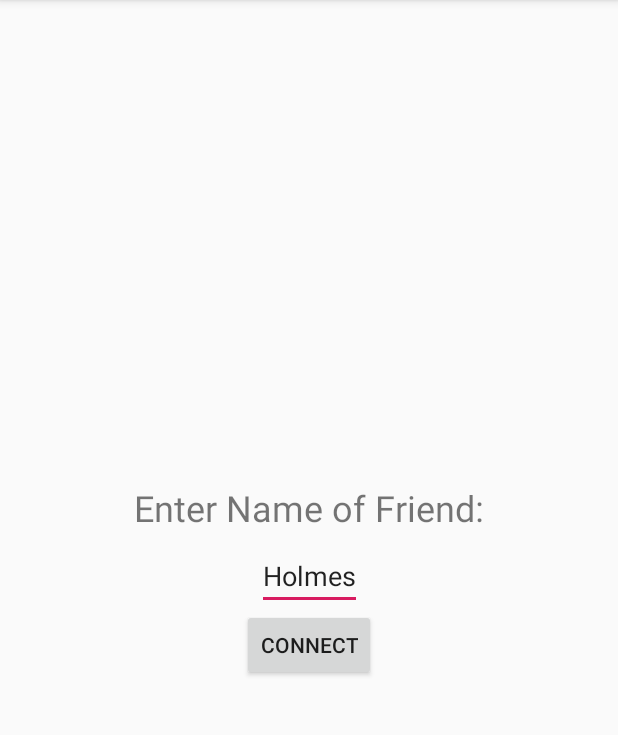
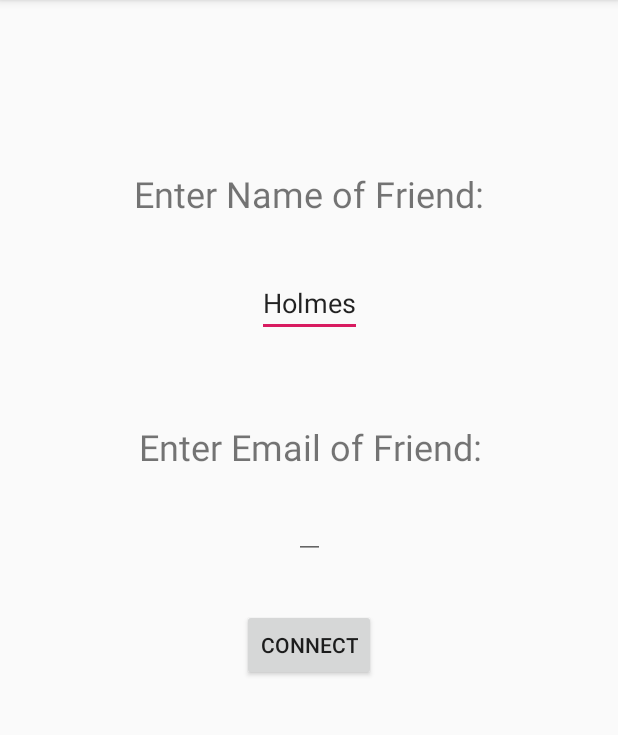
Before and after one commit to UCSD-CSE-110-Winter-2019/Team-33-PersonBest, an Android app: the BefriendActivity screen opened directly, with no data from a screen before it, on a phone screen of 412 x 824 dp, the part 84-819 px from its top. Run offline under Robolectric (Android 15) with nearby library versions, the phone set to English and light mode, and no system bars; our stand-ins replace Firebase (no records; nobody signed in at launch, a user with empty details on screens opened directly).

Commit message:
Add Friends #158

```diff
--- a/app/src/main/java/com/android/personbest/BefriendActivity.java
+++ b/app/src/main/java/com/android/personbest/BefriendActivity.java
@@ -1,5 +1,6 @@
 package com.android.personbest;
 
+import android.content.Intent;
 import android.support.v7.app.AppCompatActivity;
 import android.os.Bundle;
 import android.view.View;
@@ -10,7 +11,8 @@ import com.android.personbest.FriendshipManager.Relations;
 
 public class BefriendActivity extends AppCompatActivity {
     private Button connect;
-    private EditText input;
+    private EditText nameInput;
+    private EditText emailInput;
     private Relations relations;
 
     @Override
@@ -18,15 +20,23 @@ public class BefriendActivity extends AppCompatActivity {
         super.onCreate(savedInstanceState);
         setContentView(R.layout.activity_befriend);
         connect = findViewById(R.id.connect);
-        input = findViewById(R.id.friendInput);
+        nameInput = findViewById(R.id.friendInput);
+        emailInput = findViewById(R.id.emailInput);
 
-        relations = ((Relations)(getIntent().getSerializableExtra("FriendListManager")));
+        /*Intent intent = this.getIntent();
+        Bundle bundle = intent.getExtras();*/
+        String userId = getIntent().getStringExtra("id");
+        relations = new Relations(userId);
 
         connect.setOnClickListener(new View.OnClickListener() {
             @Override
             public void onClick(View view) {
-                String toxicFriend = input.getText().toString();
-                relations.addFriend(toxicFriend);
+                String friendName = nameInput.getText().toString();
+                String friendEmail = emailInput.getText().toString();
+                relations.addFriend(friendName, friendEmail);
+                Intent intent = new Intent();
+                setResult(RESULT_OK,intent);
+                finish();
             }
         });
     }
--- /dev/null
+++ b/app/src/main/java/com/android/personbest/FriendshipManager/Email2Id.java
@@ -0,0 +1,7 @@
+package com.android.personbest.FriendshipManager;
+
+import com.android.personbest.SavedDataManager.SavedDataOperatorString;
+
+public interface Email2Id {
+    void getIdByEmail(String email, SavedDataOperatorString callback);
+}
--- /dev/null
+++ b/app/src/main/java/com/android/personbest/FriendshipManager/EmailLookUper.java
@@ -0,0 +1,75 @@
+package com.android.personbest.FriendshipManager;
+
+import android.support.annotation.NonNull;
+import android.util.Log;
+
+import com.android.personbest.SavedDataManager.SavedDataOperatorString;
+import com.google.android.gms.auth.api.signin.GoogleSignIn;
+import com.google.android.gms.tasks.OnCompleteListener;
+import com.google.android.gms.tasks.Task;
+import com.google.firebase.auth.FirebaseAuth;
+import com.google.firebase.firestore.CollectionReference;
+import com.google.firebase.firestore.DocumentSnapshot;
+import com.google.firebase.firestore.FirebaseFirestore;
+import com.google.firebase.firestore.FirebaseFirestoreSettings;
+
+import java.io.Serializable;
+import java.util.HashMap;
+
+public class EmailLookUper implements Email2Id, Serializable {
+
+    private FirebaseFirestore ff;
+    private static final String DOCKEY_EMAILS = "emails";
+    private static final String FIEKEY_EMAILMAP = "email_map";
+    private static final String TAG = "EmailLookUper";
+    private CollectionReference ffUserData;
+
+
+    public EmailLookUper(){
+        this.ff = FirebaseFirestore.getInstance();
+        FirebaseFirestoreSettings settings = new FirebaseFirestoreSettings.Builder()
+                .setPersistenceEnabled(true)
+                .build();
+        ff.setFirestoreSettings(settings);
+        ffUserData = ff.collection("user_data");
+    }
+
+    public void getIdByEmail(String email, SavedDataOperatorString callback) {
+        final String query = cleanEmailStr(email);
+        final SavedDataOperatorString cb = callback;
+        ffUserData.document(DOCKEY_EMAILS)
+                .get()
+                .addOnCompleteListener(new OnCompleteListener<DocumentSnapshot>() {
+                    @Override
+                    public void onComplete(@NonNull Task<DocumentSnapshot> task) {
+                        if (task.isSuccessful()) {
+                            DocumentSnapshot document = task.getResult();
+                            if (document.exists()) {
+                                HashMap<String, String> ma = (HashMap<String, String>) document.getData().get(FIEKEY_EMAILMAP);
+                                Log.d(TAG, "DocumentSnapshot data: " + ma);
+                                if (ma.containsKey(query)) {
+                                    cb.op(ma.get(query));
+                                } else {
+                                    cb.op(null);
+                                }
+                            } else {
+                                Log.d(TAG, "No such document");
+                                cb.op(null);
+                            }
+                        } else {
+                            Log.d(TAG, "get failed with ", task.getException());
+                            cb.op(null);
+                        }
+                    }
+                }
+                );
+    }
+
+    // assume email address is in a@b.c.d format
+    // will return a@b-c-d
+    // due to constrain of firestore
+    private String cleanEmailStr(String email) {
+        return email.replace('.','_');
+    }
+
+}
--- a/app/src/main/java/com/android/personbest/FriendshipManager/FFireBaseAdapter.java
+++ b/app/src/main/java/com/android/personbest/FriendshipManager/FFireBaseAdapter.java
@@ -1,5 +1,5 @@
 package com.android.personbest.FriendshipManager;
 
 public interface FFireBaseAdapter {
-    void addFriendById(String id);
+    void addFriendById(String name, String id);
 }
--- a/app/src/main/java/com/android/personbest/FriendshipManager/FriendshipManager.java
+++ b/app/src/main/java/com/android/personbest/FriendshipManager/FriendshipManager.java
@@ -1,5 +1,5 @@
 package com.android.personbest.FriendshipManager;
 
 public interface FriendshipManager {
-     void addFriend(String email);
+     void addFriend(String name, String email);
 }
--- a/app/src/main/java/com/android/personbest/SavedDataManager/SavedDataManagerFirestore.java
+++ b/app/src/main/java/com/android/personbest/SavedDataManager/SavedDataManagerFirestore.java
@@ -15,6 +15,7 @@ import com.google.android.gms.tasks.Task;
 import com.google.firebase.auth.*;
 import com.google.firebase.firestore.*;
 
+import java.io.Serializable;
 import java.util.ArrayList;
 import java.util.HashMap;
 import java.util.List;
--- a/app/src/main/res/layout/activity_befriend.xml
+++ b/app/src/main/res/layout/activity_befriend.xml
@@ -19,7 +19,8 @@
         app:layout_constraintBottom_toBottomOf="parent"
         app:layout_constraintEnd_toEndOf="parent"
         app:layout_constraintStart_toStartOf="parent"
-        app:layout_constraintTop_toTopOf="parent" />
+        app:layout_constraintTop_toTopOf="parent"
+        app:layout_constraintVertical_bias="0.167" />
 
     <EditText
         android:id="@+id/friendInput"
@@ -32,8 +33,10 @@
         android:text="Holmes"
         app:layout_constraintBottom_toBottomOf="parent"
         app:layout_constraintEnd_toEndOf="parent"
+        app:layout_constraintHorizontal_bias="0.501"
         app:layout_constraintStart_toStartOf="parent"
-        app:layout_constraintTop_toTopOf="parent" />
+        app:layout_constraintTop_toTopOf="parent"
+        app:layout_constraintVertical_bias="0.242" />
 
     <Button
         android:id="@+id/connect"
@@ -48,4 +51,37 @@
         app:layout_constraintEnd_toEndOf="parent"
         app:layout_constraintStart_toStartOf="parent"
         app:layout_constraintTop_toTopOf="parent" />
+
+    <TextView
+        android:id="@+id/enterFriendEmail"
+        android:layout_width="wrap_content"
+        android:layout_height="wrap_content"
+        android:layout_marginStart="8dp"
+        android:layout_marginTop="8dp"
+        android:layout_marginEnd="8dp"
+        android:layout_marginBottom="100dp"
+        android:text="Enter Email of Friend:"
+        android:textSize="24dp"
+        app:layout_constraintBottom_toBottomOf="parent"
+        app:layout_constraintEnd_toEndOf="parent"
+        app:layout_constraintHorizontal_bias="0.504"
+        app:layout_constraintStart_toStartOf="parent"
+        app:layout_constraintTop_toTopOf="parent"
+        app:layout_constraintVertical_bias="0.436" />
+
+    <EditText
+        android:id="@+id/emailInput"
+        android:layout_width="wrap_content"
+        android:layout_height="wrap_content"
+        android:layout_marginStart="8dp"
+        android:layout_marginTop="8dp"
+        android:layout_marginEnd="8dp"
+        android:layout_marginBottom="8dp"
+        android:text=""
+        app:layout_constraintBottom_toBottomOf="parent"
+        app:layout_constraintEnd_toEndOf="parent"
+        app:layout_constraintHorizontal_bias="0.501"
+        app:layout_constraintStart_toStartOf="parent"
+        app:layout_constraintTop_toTopOf="parent"
+        app:layout_constraintVertical_bias="0.452" />
 </android.support.constraint.ConstraintLayout>
```
Also changed, not shown: app/src/main/java/com/android/personbest/FriendshipManager/FriendFireBaseAdapter.java (+5 -7 lines), app/src/main/java/com/android/personbest/FriendshipManager/Relations.java (+18 -37 lines), app/src/main/java/com/android/personbest/MainActivity.java (+35 -0 lines), app/src/main/res/layout/activity_main.xml (+8 -0 lines).
